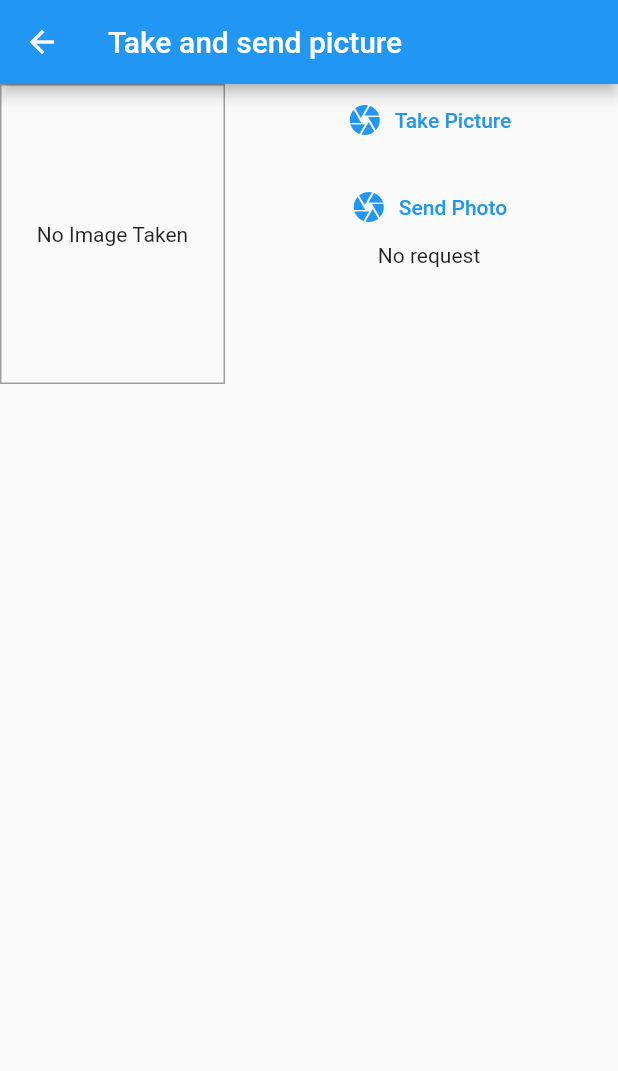
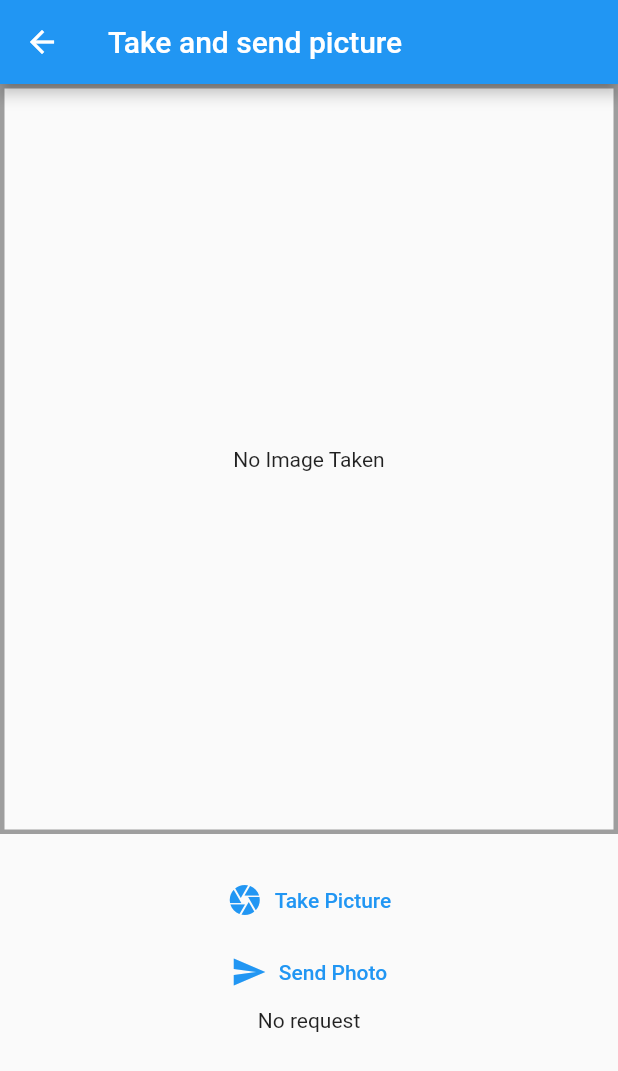
Before and after one commit to Chiki-Bricky/Bricky-App, a Flutter app: the TakePictureScreen screen opened by its route, on a phone screen of 412 x 824 dp. Shown: the top 1071 px of the screen. Run offline on Flutter 3.47's test engine with Material 2 defaults, Android fonts, the phone set to English and light mode, and no system bars; our stand-ins replace image_picker.

Commit message:
Photo capture screen UI improvements

```diff
--- a/lib/Pages/take_picture_screen.dart
+++ b/lib/Pages/take_picture_screen.dart
@@ -77,14 +77,14 @@ class _TakePictureScreenState extends State<TakePictureScreen> {
       appBar: AppBar(
         title: const Text('Take and send picture'),
       ),
-      body: Row(
-        crossAxisAlignment: CrossAxisAlignment.start,
+      body: Column(
+        mainAxisAlignment: MainAxisAlignment.start,
+        crossAxisAlignment: CrossAxisAlignment.center,
         children: <Widget>[
           Container(
-            width: 150,
-            height: 200,
+            height: 500,
             decoration: BoxDecoration(
-              border: Border.all(width: 1, color: Colors.grey),
+              border: Border.all(width: 3, color: Colors.grey),
             ),
             child: _pickedImage != null
                 ? Image.asset(
@@ -99,36 +99,19 @@ class _TakePictureScreenState extends State<TakePictureScreen> {
             alignment: Alignment.center,
           ),
           const SizedBox(
-            width: 10,
+            height: 20,
           ),
-          Expanded(
-            child: Column(
-              children: [
           TextButton.icon(
-                  icon: Icon(Icons.camera),
+            icon: const Icon(Icons.camera),
             label: const Text('Take Picture'),
             onPressed: _takePicture,
           ),
-                const SizedBox(
-                  height: 10,
-                ),
           TextButton.icon(
-                  icon: Icon(Icons.camera),
+            icon: const Icon(Icons.send),
             label: const Text('Send Photo'),
             onPressed: _sendPhoto,
           ),
-                text != null
-                    ? Text(
-                        text,
-                        textAlign: TextAlign.center,
-                      )
-                    : const Text(
-                        'No request',
-                        textAlign: TextAlign.center,
-                      ),
-              ],
-            ),
-          ),
+          Text(text ?? 'No request'),
         ],
       ),
     );
```
Lines whose indentation alone changed are shown as unchanged.
